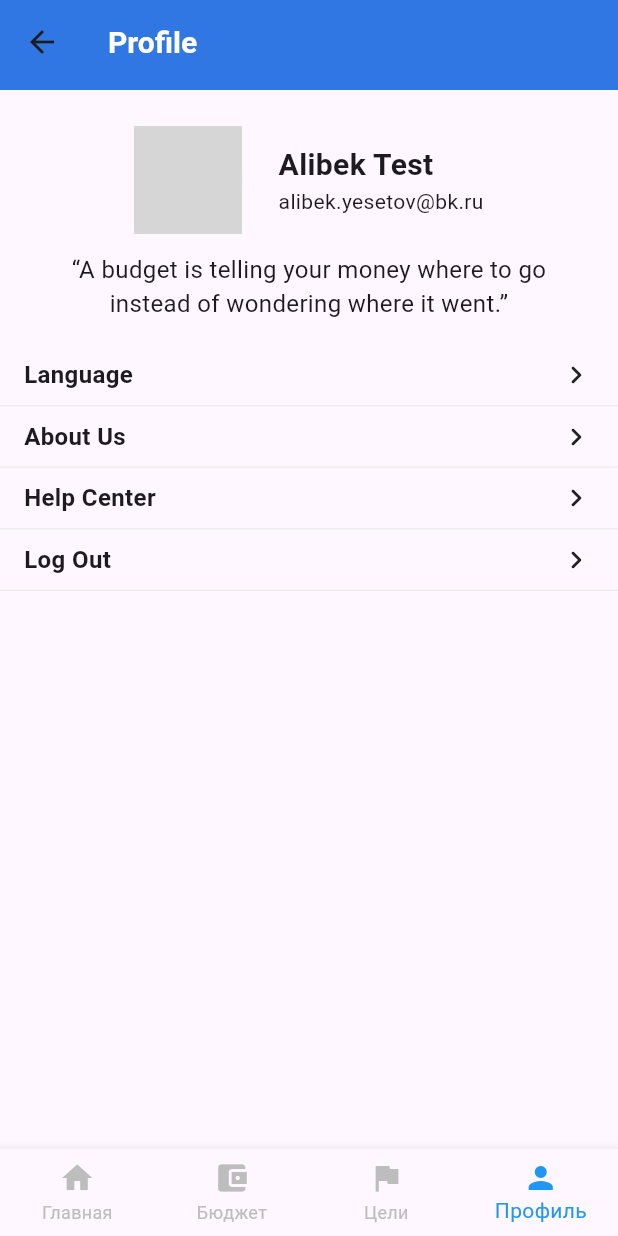
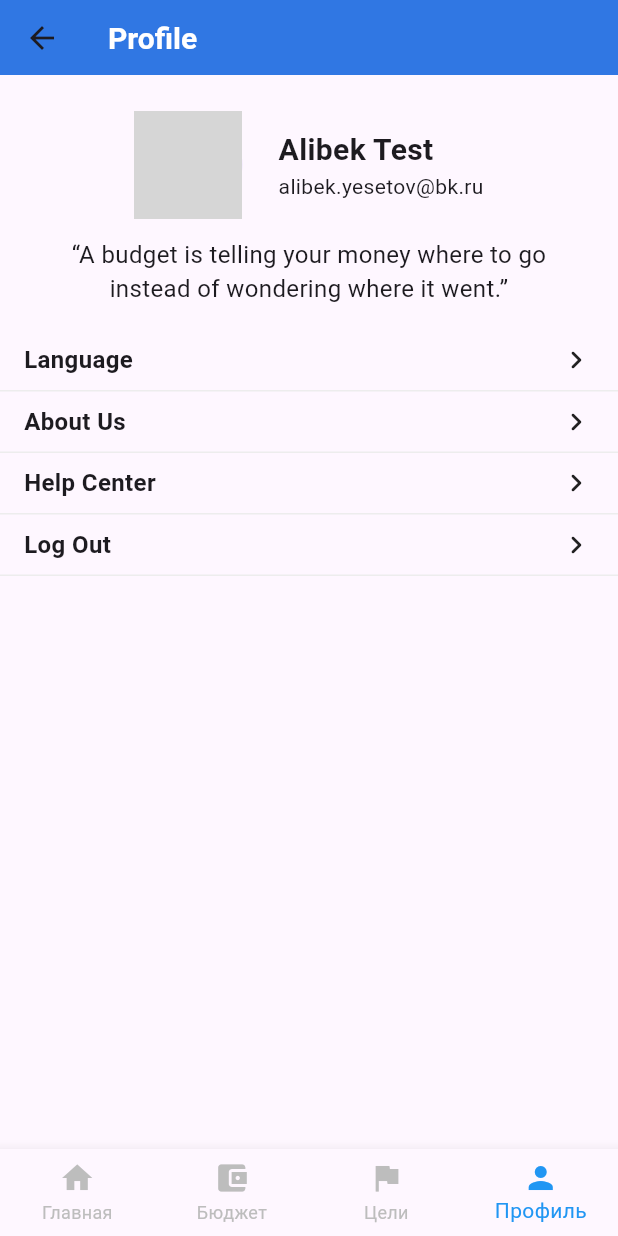
Before and after one commit to Alibek0102/montrack, a Flutter app: the ProfileScreen screen opened by its route, on a phone screen of 412 x 824 dp. Run offline on Flutter 3.47's test engine with Material 3 defaults, Android fonts, the phone set to English and light mode, and no system bars; our stand-ins replace auto_route, firebase_auth, firebase_core, flutter_svg; accounts and stored records are empty; network calls fail; grey boxes are pictures that could not be loaded.

```diff
--- a/analysis_options.yaml
+++ b/analysis_options.yaml
@@ -3,3 +3,4 @@ include: package:flutter_lints/flutter.yaml
 analyzer:
   errors:
     must_be_immutable: ignore
+    use_build_context_synchronously: ignore
--- a/lib/common/components/custom_header.dart
+++ b/lib/common/components/custom_header.dart
@@ -44,5 +44,5 @@ class CustomHeader extends StatelessWidget implements PreferredSizeWidget {
   }
 
   @override
-  Size get preferredSize => const Size.fromHeight(60);
+  Size get preferredSize => const Size.fromHeight(50);
 }
--- a/lib/core/providers/authorization/auth_model.dart
+++ b/lib/core/providers/authorization/auth_model.dart
@@ -1,3 +1,4 @@
+import 'package:auto_route/auto_route.dart';
 import 'package:firebase_auth/firebase_auth.dart';
 import 'package:firebase_core/firebase_core.dart';
 import 'package:flutter/material.dart';
@@ -35,4 +36,8 @@ class AuthModel extends ChangeNotifier {
       }
     }
   }
+
+  Future<void> logout() async {
+    await FirebaseAuth.instance.signOut();
+  }
 }
--- a/lib/features/profile/page/profile_screen.dart
+++ b/lib/features/profile/page/profile_screen.dart
@@ -1,21 +1,43 @@
 import 'package:auto_route/auto_route.dart';
 import 'package:auto_routes_test/common/components/custom_header.dart';
 import 'package:auto_routes_test/core/colors/app_colors.dart';
+import 'package:auto_routes_test/core/providers/authorization/auth_model.dart';
 import 'package:auto_routes_test/features/profile/entities/profile_setting_button_model.dart';
 import 'package:auto_routes_test/features/profile/widgets/setting_button.dart';
 import 'package:auto_routes_test/features/profile/widgets/user_info.dart';
 import 'package:flutter/material.dart';
+import 'package:provider/provider.dart';
 
 @RoutePage()
-class ProfileScreen extends StatelessWidget {
+class ProfileScreen extends StatefulWidget {
   ProfileScreen({super.key});
 
-  final List<ProfileSettingButtonModel> settingButtons = [
+  @override
+  State<ProfileScreen> createState() => _ProfileScreenState();
+}
+
+class _ProfileScreenState extends State<ProfileScreen> {
+
+  late final Function()? logoutHandler;
+
+  late final List<ProfileSettingButtonModel> settingButtons = [
     ProfileSettingButtonModel(title: 'Language'),
     ProfileSettingButtonModel(title: 'About Us'),
     ProfileSettingButtonModel(title: 'Help Center'),
-    ProfileSettingButtonModel(title: 'Log Out')
+    ProfileSettingButtonModel(title: 'Log Out', onPress: logoutHandler!)
   ];
+
+  @override
+  void initState() {
+    super.initState();
+    final Future<void> Function() logout = context.read<AuthModel>().logout;
+
+    logoutHandler = () {
+      logout().then((_) {
+        if(context.mounted) context.router.replaceNamed('/login');
+      });
+    };
+  }
 
   @override
   Widget build(BuildContext context) {
@@ -26,10 +48,10 @@ class ProfileScreen extends StatelessWidget {
         body: ListView(
           children: [
             const UserInfo(),
-            ...settingButtons.map((ProfileSettingButtonModel setting_button) {
+            ...settingButtons.map((ProfileSettingButtonModel settingButton) {
               return Column(
                 children: [
-                  SettingButton(settingButton: setting_button),
+                  SettingButton(settingButton: settingButton),
                   const Divider(height: 1, color: AppColors.lightGray)
                 ],
               );
--- a/lib/features/profile/widgets/setting_button.dart
+++ b/lib/features/profile/widgets/setting_button.dart
@@ -6,12 +6,13 @@ class SettingButton extends StatelessWidget {
   final ProfileSettingButtonModel settingButton;
 
   const SettingButton({
-    required this.settingButton
+    required this.settingButton,
   });
 
   @override
   Widget build(BuildContext context) {
     return InkWell(
+      onTap: settingButton.onPress,
       child: SizedBox(
         width: MediaQuery.of(context).size.width - 32,
         height: 40,
```
